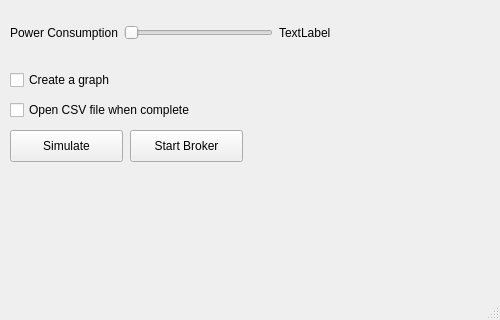
Before: the Qt Designer form config.ui in gonelli/tmhgonelli, drawn with Qt 5; both pictures show x 0 to 500 and y 180 to 500 of the 500 by 500 pixel window.
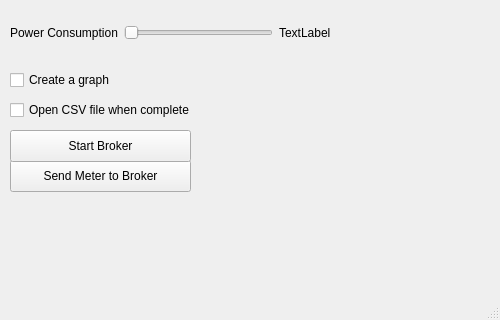
After: the same form once the commit is applied.

Commit message: GUI adjusts time delta

The edit to the form file:
```diff
--- a/config.ui
+++ b/config.ui
@@ -148,8 +148,8 @@
     <property name="geometry">
      <rect>
       <x>10</x>
-      <y>310</y>
-      <width>113</width>
+      <y>340</y>
+      <width>181</width>
       <height>32</height>
      </rect>
     </property>
@@ -157,7 +157,7 @@
      <string>tempButton</string>
     </property>
     <property name="text">
-     <string>Simulate</string>
+     <string>Send Meter to Broker</string>
     </property>
    </widget>
    <widget class="QCheckBox" name="createGraphBox">
@@ -189,9 +189,9 @@
    <widget class="QPushButton" name="brokerButton">
     <property name="geometry">
      <rect>
-      <x>130</x>
+      <x>10</x>
       <y>310</y>
-      <width>113</width>
+      <width>181</width>
       <height>32</height>
      </rect>
     </property>
```
Left out of the diff: 2 changed lines with no effect on the pictures. The commit also changes 5 other files.
